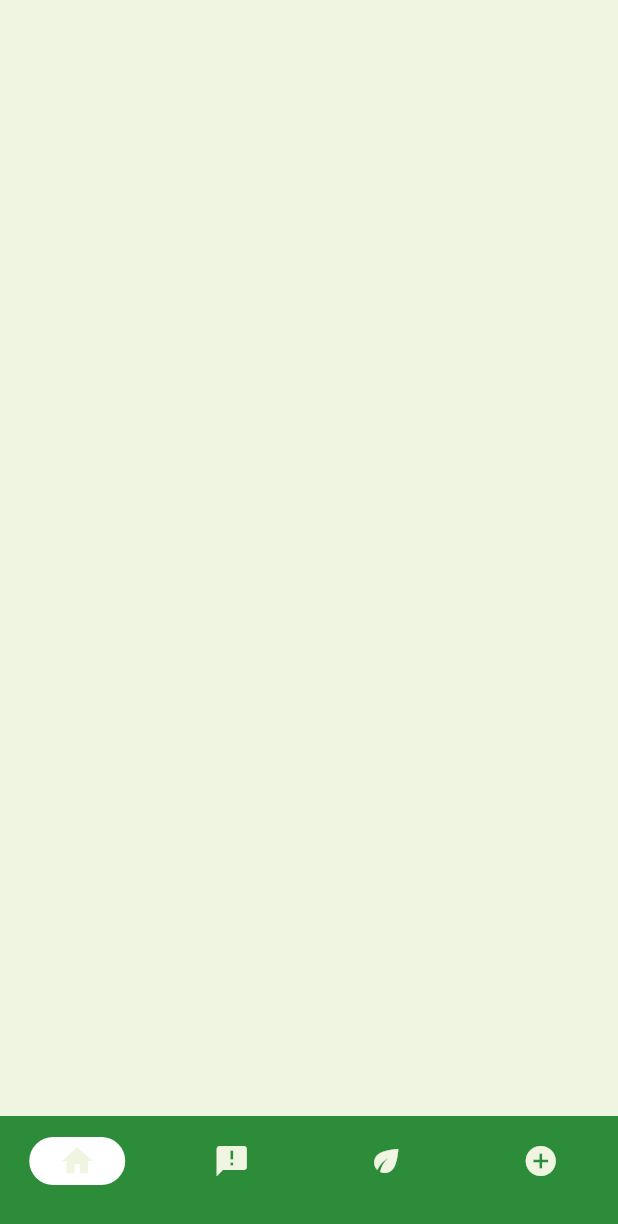
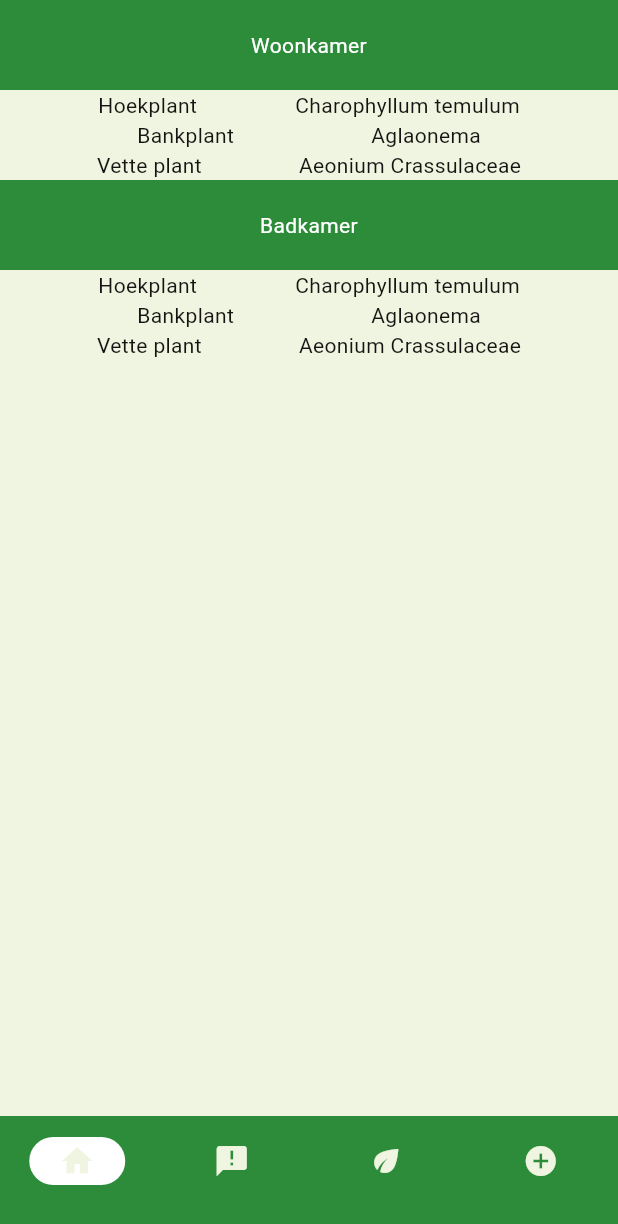
Before and after one commit to argelbagel/ISENSIOT_GrowthGuardian_App, a Flutter app: the screen it shows after launch, on a phone screen of 412 x 824 dp. Shown: the top 1224 px of the screen. Run offline on Flutter 3.47's test engine with Material 2 defaults, Android fonts, the phone set to English and light mode, and no system bars.

Commit message:
Home page structuur zonder cards
Listview die dynamisch kamers met daarin planten cards aanmaakt met place holder text in plaats van cards

```diff
--- a/growth_guardian/lib/main.dart
+++ b/growth_guardian/lib/main.dart
@@ -51,7 +51,7 @@ class _LandingPageState extends State<LandingPage> {
   void navigationTapped(int index) {
     setState(() {
       selectedPage = index;
-      page_controller.animateToPage(index, duration: Duration(milliseconds: 500), curve: Curves.ease);
+      page_controller.animateToPage(index, duration: const Duration(milliseconds: 500), curve: Curves.ease);
     });
   }
 
@@ -76,7 +76,7 @@ class _LandingPageState extends State<LandingPage> {
       onDestinationSelected: (index){navigationTapped(index);},
       destinations:  [
         NavigationDestination(
-          icon: Icon(Icons.home, color: Theme.of(context).colorScheme.secondary,),
+          icon: Icon(Icons.home,color: Theme.of(context).colorScheme.secondary,),
           label: ''
         ),
         NavigationDestination(
--- a/growth_guardian/lib/views/homePage.dart
+++ b/growth_guardian/lib/views/homePage.dart
@@ -1,3 +1,4 @@
+
 import 'package:flutter/material.dart';
 
 class HomePage extends StatefulWidget {
@@ -8,8 +9,81 @@ class HomePage extends StatefulWidget {
 }
 
 class _HomePageState extends State<HomePage> {
+List<String> rooms = ["Woonkamer;Hoekplant,Charophyllum temulum;Bankplant,Aglaonema;Vette plant,Aeonium Crassulaceae","Badkamer;Hoekplant,Charophyllum temulum;Bankplant,Aglaonema;Vette plant,Aeonium Crassulaceae"];
+List<String> warnings = ["Hoekplant,Luchtvochtigheid te hoog","Vette plant,Krijgt te veel zonlicht"];
+
+void getLocalStorage(){
+
+}
+
+Future refresh() async {
+    rooms.clear();
+    getLocalStorage();
+  }
+
   @override
   Widget build(BuildContext context) {
-    return Container();
+    return Scaffold(
+      body: RefreshIndicator(
+        onRefresh: () => refresh(),
+        child: rooms.isEmpty
+          ? ListView(children: const [
+              Text(
+                "Er zijn nog geen planten aan de app gekoppeld",
+                textAlign: TextAlign.center,
+              ),
+            ])
+          : ListView.builder(
+            itemCount: rooms.length,
+            itemBuilder: (context, index) {
+              if (index < rooms.length) {
+                return RoomList(room: rooms[index],warnings: warnings,);
+              }
+            }
+          )
+      )
+    );
   }
 }
+
+class RoomList extends StatelessWidget {
+  RoomList({super.key, required this.room, required this.warnings,});
+
+  final String room;
+  final List<String> warnings;
+
+
+  @override
+  Widget build(BuildContext context) {
+    List<String> roomContent = room.split(';');
+    return Column(
+      children: [
+        SizedBox(
+          width: MediaQuery.of(context).size.width,
+          height: 60,
+          child: DecoratedBox(decoration: BoxDecoration(color: Theme.of(context).colorScheme.primary,),child: Center(child: Text(roomContent[0],textAlign: TextAlign.center, style: TextStyle(color: Theme.of(context).colorScheme.onPrimary),))),
+        ),
+        //card()
+        for(var i=1;i<roomContent.length;i++) card(plantNames: roomContent[i],)
+      ],
+    );
+  }
+}
+
+class card extends StatelessWidget {
+  const card({super.key, required this.plantNames});
+
+  final String plantNames;
+
+  @override
+  Widget build(BuildContext context) {
+    List<String> plantNamesList = plantNames.split(",");
+    return Row(
+      mainAxisAlignment: MainAxisAlignment.spaceEvenly,
+      children: [
+        Text(plantNamesList[0]),
+        Text(plantNamesList[1]),
+      ],
+    );
+  }
+}
```
Also changed, not shown: 1 other file.
